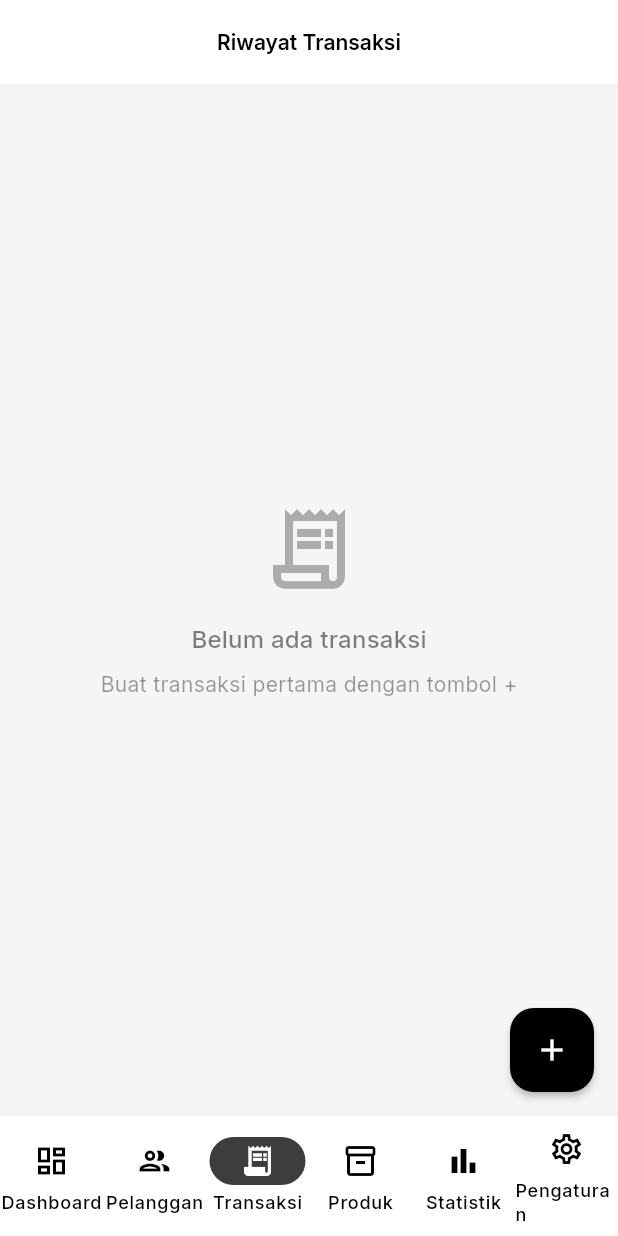
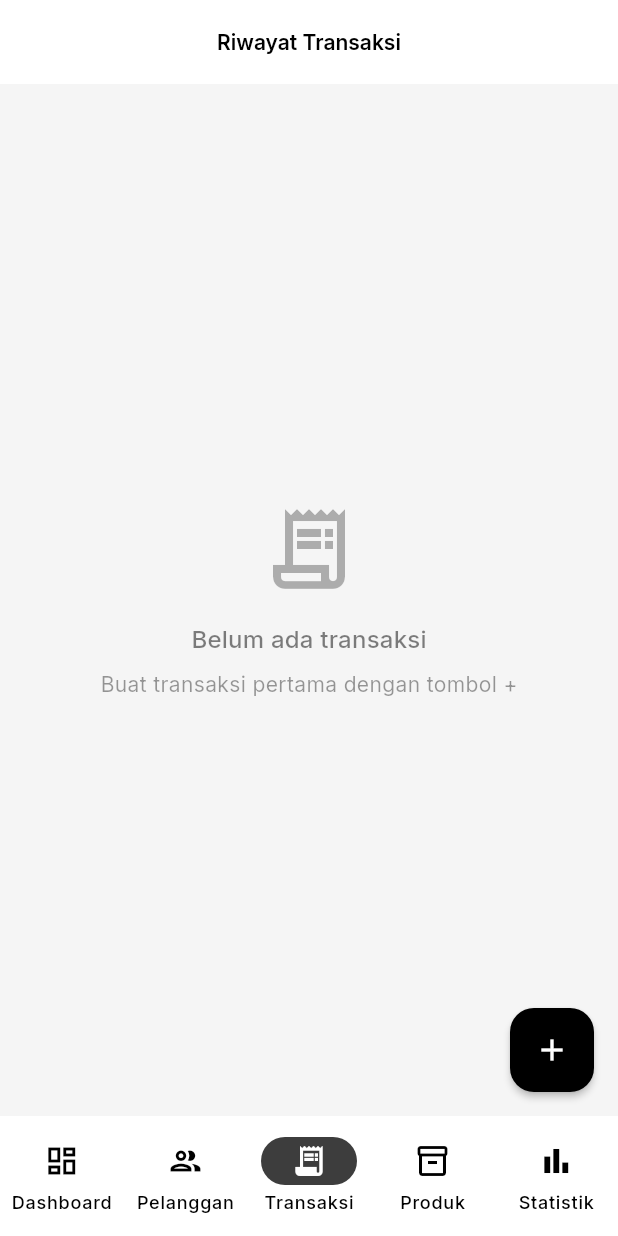
Before and after one commit to rasyiqi-code/niagarea, a Flutter app: the screen it shows after launch, item 3 of the bottom bar chosen, on a phone screen of 412 x 824 dp. Run offline on Flutter 3.47's test engine with Material 3 defaults, Android fonts, the light colour scheme and no system bars; our stand-ins replace dio, drift, drift_flutter, flutter_riverpod, flutter_secure_storage, google_fonts; accounts and stored records are empty; generated files the repository leaves out were written again.

Commit message:
feat: consolidate bottom navigation to 5 items and relocate settings/queue

```diff
--- a/lib/presentation/navigation/app_shell.dart
+++ b/lib/presentation/navigation/app_shell.dart
@@ -8,11 +8,8 @@ library;
 import 'package:flutter/material.dart';
 import 'package:flutter_riverpod/flutter_riverpod.dart';
 
-import '../providers/digiflazz_provider.dart';
-import '../screens/antrian/antrian_screen.dart';
 import '../screens/dashboard/dashboard_screen.dart';
 import '../screens/pelanggan/pelanggan_list_screen.dart';
-import '../screens/pengaturan/pengaturan_screen.dart';
 import '../screens/produk/katalog_produk_screen.dart';
 import '../screens/statistik/statistik_screen.dart';
 import '../screens/transaksi/riwayat_transaksi_screen.dart';
@@ -30,18 +27,13 @@ class _AppShellState extends ConsumerState<AppShell> {
 
   @override
   Widget build(BuildContext context) {
-    final isAdmin = ref.watch(isAdminModeProvider);
-    final pendingAsync = ref.watch(jumlahPendingProvider);
-
-    // Filter screens and destinations based on admin mode
+    // List of screens for the indexed stack (5 main tabs)
     final List<Widget> screens = [
       const DashboardScreen(),
       const PelangganListScreen(),
       const RiwayatTransaksiScreen(),
       const KatalogProdukScreen(),
-      if (isAdmin) const AntrianScreen(),
       const StatistikScreen(),
-      const PengaturanScreen(),
     ];
 
     final destinations = [
@@ -65,36 +57,10 @@ class _AppShellState extends ConsumerState<AppShell> {
         selectedIcon: Icon(Icons.inventory_2),
         label: 'Produk',
       ),
-      if (isAdmin)
-        NavigationDestination(
-          icon: pendingAsync.when(
-            data: (count) => count > 0
-                ? Badge(
-                    label: Text('$count'),
-                    child: const Icon(Icons.send_outlined),
-                  )
-                : const Icon(Icons.send_outlined),
-            loading: () => const Icon(Icons.send_outlined),
-            error: (_, _) => const Icon(Icons.send_outlined),
-          ),
-          selectedIcon: pendingAsync.when(
-            data: (count) => count > 0
-                ? Badge(label: Text('$count'), child: const Icon(Icons.send))
-                : const Icon(Icons.send),
-            loading: () => const Icon(Icons.send),
-            error: (_, _) => const Icon(Icons.send),
-          ),
-          label: 'Antrian',
-        ),
       const NavigationDestination(
         icon: Icon(Icons.bar_chart_outlined),
         selectedIcon: Icon(Icons.bar_chart),
         label: 'Statistik',
-      ),
-      const NavigationDestination(
-        icon: Icon(Icons.settings_outlined),
-        selectedIcon: Icon(Icons.settings),
-        label: 'Pengaturan',
       ),
     ];
 
--- a/lib/presentation/screens/transaksi/riwayat_transaksi_screen.dart
+++ b/lib/presentation/screens/transaksi/riwayat_transaksi_screen.dart
@@ -10,7 +10,9 @@ import 'package:flutter_riverpod/flutter_riverpod.dart';
 import '../../../core/theme/app_colors.dart';
 import '../../../core/utils/currency_formatter.dart';
 import '../../../core/utils/date_formatter.dart';
+import '../../providers/digiflazz_provider.dart';
 import '../../providers/transaksi_provider.dart';
+import '../antrian/antrian_screen.dart';
 import 'transaksi_baru_screen.dart';
 
 /// Halaman riwayat transaksi.
@@ -20,10 +22,34 @@ class RiwayatTransaksiScreen extends ConsumerWidget {
   @override
   Widget build(BuildContext context, WidgetRef ref) {
     final theme = Theme.of(context);
+    final isAdmin = ref.watch(isAdminModeProvider);
+    final pendingAsync = ref.watch(jumlahPendingProvider);
     final trxAsync = ref.watch(transaksiTerakhirProvider);
 
     return Scaffold(
-      appBar: AppBar(title: const Text('Riwayat Transaksi')),
+      appBar: AppBar(
+        title: const Text('Riwayat Transaksi'),
+        actions: [
+          if (isAdmin)
+            IconButton(
+              onPressed: () => Navigator.push(
+                context,
+                MaterialPageRoute(builder: (_) => const AntrianScreen()),
+              ),
+              icon: pendingAsync.when(
+                data: (count) => count > 0
+                    ? Badge(
+                        label: Text('$count'),
+                        child: const Icon(Icons.send_outlined),
+                      )
+                    : const Icon(Icons.send_outlined),
+                loading: () => const Icon(Icons.send_outlined),
+                error: (_, _) => const Icon(Icons.send_outlined),
+              ),
+              tooltip: 'Antrian Transaksi',
+            ),
+        ],
+      ),
       floatingActionButton: FloatingActionButton(
         heroTag: 'fab_riwayat',
         onPressed: () => Navigator.push(
```
Also changed, not shown: lib/presentation/screens/dashboard/dashboard_screen.dart (+11 -1 lines).
